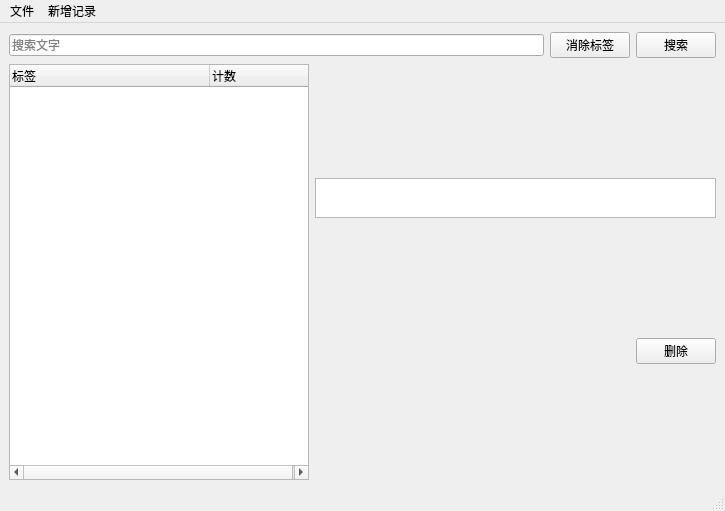
liyihc/labeled-files, file labeled_files/main.ui: the form before one commit.
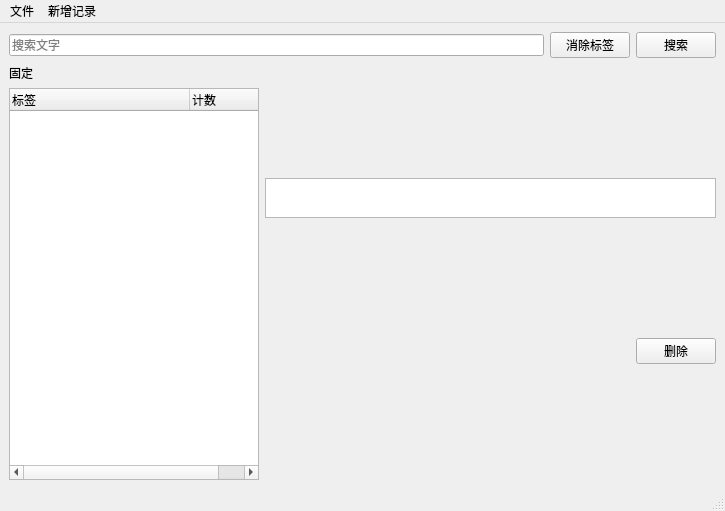
The form after the commit.

```diff
--- a/labeled_files/main.ui
+++ b/labeled_files/main.ui
@@ -46,10 +46,28 @@
     <item>
      <layout class="QHBoxLayout" name="horizontalLayout_2">
       <item>
+       <layout class="QVBoxLayout" name="verticalLayout_3">
+        <item>
+         <widget class="QLabel" name="label">
+          <property name="text">
+           <string>固定</string>
+          </property>
+         </widget>
+        </item>
+        <item>
+         <layout class="QVBoxLayout" name="pinTagVerticalLayout"/>
+        </item>
+        <item>
        <widget class="QTreeWidget" name="treeWidget">
+          <property name="sizePolicy">
+           <sizepolicy hsizetype="Fixed" vsizetype="Expanding">
+            <horstretch>0</horstretch>
+            <verstretch>0</verstretch>
+           </sizepolicy>
+          </property>
         <property name="maximumSize">
          <size>
-          <width>300</width>
+            <width>250</width>
           <height>16777215</height>
          </size>
         </property>
@@ -60,7 +78,7 @@
          <bool>false</bool>
         </attribute>
         <attribute name="headerDefaultSectionSize">
-         <number>200</number>
+           <number>180</number>
         </attribute>
         <column>
          <property name="text">
@@ -73,6 +91,8 @@
          </property>
         </column>
        </widget>
+        </item>
+       </layout>
       </item>
       <item>
        <layout class="QVBoxLayout" name="verticalLayout">
```
Lines whose indentation alone changed are shown as unchanged.
